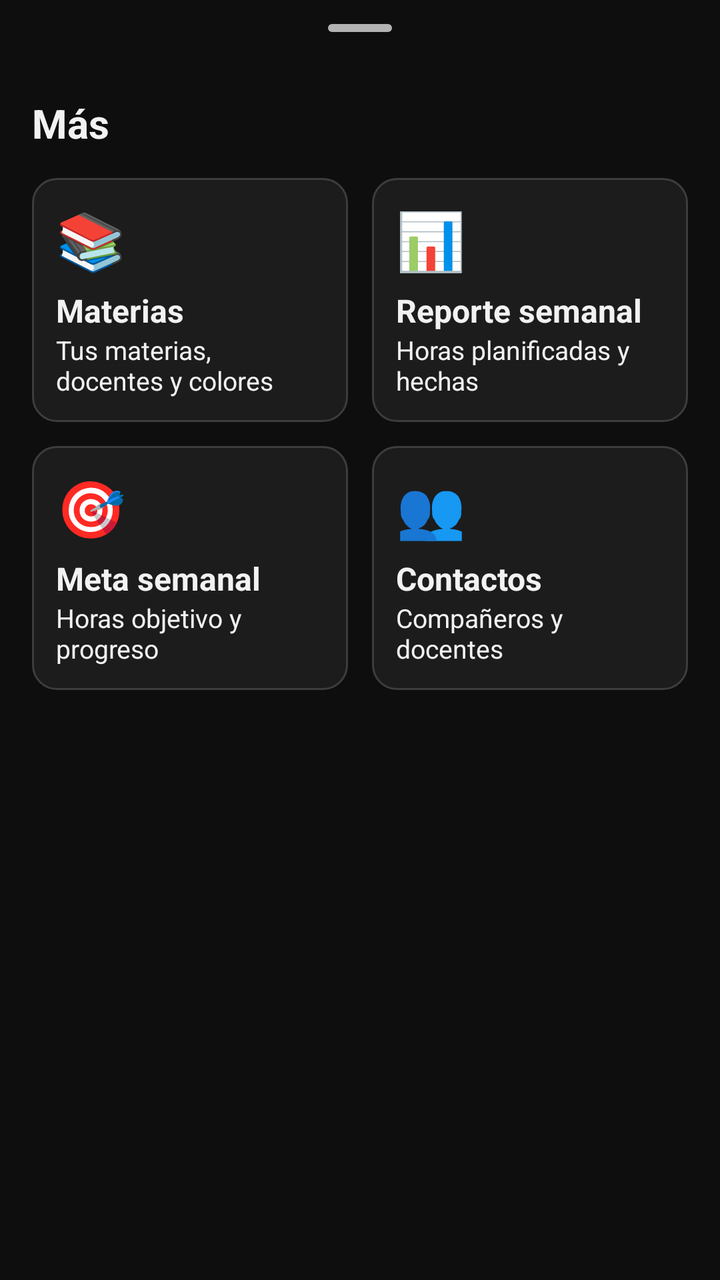
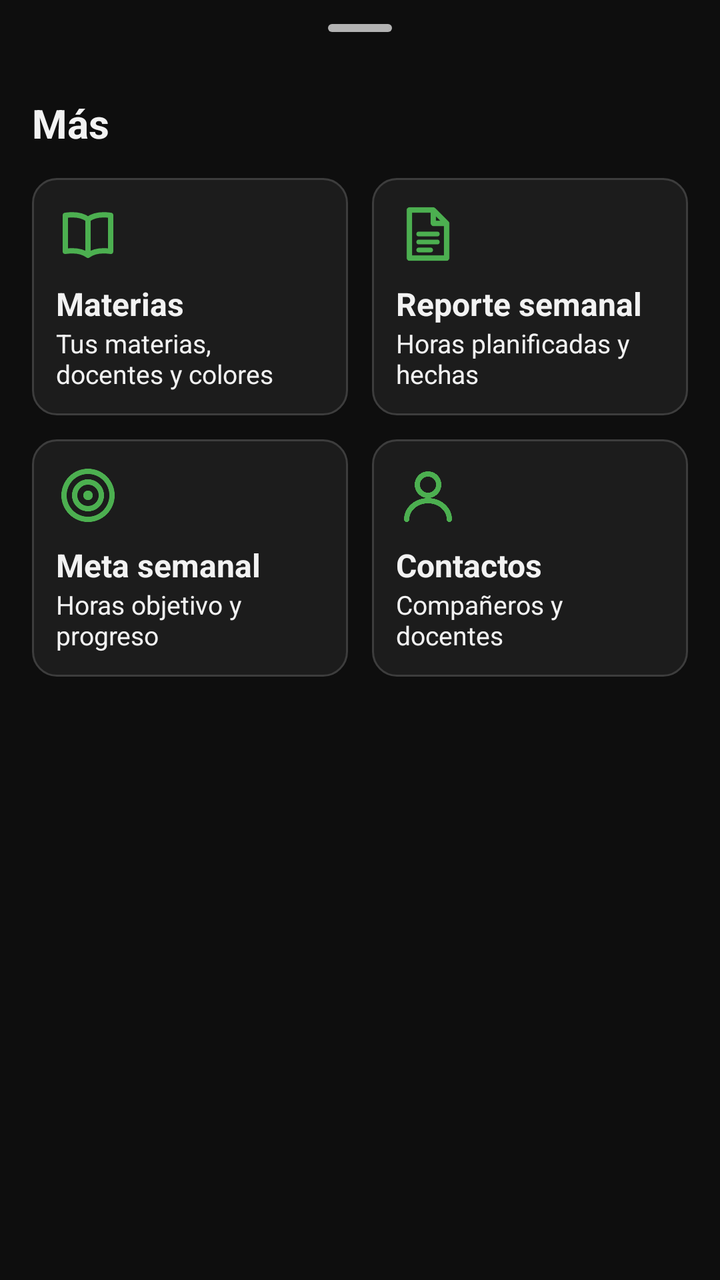

The first picture is an Android layout as it rendered before a commit; the second is the same layout after the commit. The layout source and the unified diff follow.
<!-- AndroidManifest.xml: application theme Theme.AgendaPersonal -->
<!-- res/layout/panel_mas.xml -->
<?xml version="1.0" encoding="utf-8"?>
<LinearLayout xmlns:android="http://schemas.android.com/apk/res/android"
    android:layout_width="match_parent"
    android:layout_height="wrap_content"
    android:orientation="vertical"
    android:paddingHorizontal="10dp"
    android:paddingBottom="16dp">

    
    <com.google.android.material.bottomsheet.BottomSheetDragHandleView
        android:layout_width="match_parent"
        android:layout_height="wrap_content" />

    
    <TextView
        android:layout_width="wrap_content"
        android:layout_height="wrap_content"
        android:layout_marginHorizontal="6dp"
        android:layout_marginBottom="8dp"
        android:text="@string/menu_mas"
        android:textSize="20sp"
        android:textStyle="bold" />

    
    <LinearLayout
        android:layout_width="match_parent"
        android:layout_height="wrap_content"
        android:orientation="horizontal">

        <LinearLayout
            android:id="@+id/tarjetaMaterias"
            style="@style/TarjetaMas">

            <TextView
                style="@style/TarjetaMasIcono"
                android:text="@string/icono_materias" />

            <TextView
                style="@style/TarjetaMasNombre"
                android:text="@string/menu_materias" />

            <TextView
                style="@style/TarjetaMasDescripcion"
                android:text="@string/descripcion_materias" />
        </LinearLayout>

        <LinearLayout
            android:id="@+id/tarjetaReporte"
            style="@style/TarjetaMas">

            <TextView
                style="@style/TarjetaMasIcono"
                android:text="@string/icono_reporte" />

            <TextView
                style="@style/TarjetaMasNombre"
                android:text="@string/menu_reporte" />

            <TextView
                style="@style/TarjetaMasDescripcion"
                android:text="@string/descripcion_reporte" />
        </LinearLayout>
    </LinearLayout>

    
    <LinearLayout
        android:layout_width="match_parent"
        android:layout_height="wrap_content"
        android:orientation="horizontal">

        <LinearLayout
            android:id="@+id/tarjetaMeta"
            style="@style/TarjetaMas">

            <TextView
                style="@style/TarjetaMasIcono"
                android:text="@string/icono_meta" />

            <TextView
                style="@style/TarjetaMasNombre"
                android:text="@string/menu_meta" />

            <TextView
                style="@style/TarjetaMasDescripcion"
                android:text="@string/descripcion_meta" />
        </LinearLayout>

        <LinearLayout
            android:id="@+id/tarjetaContactos"
            style="@style/TarjetaMas">

            <TextView
                style="@style/TarjetaMasIcono"
                android:text="@string/icono_contactos" />

            <TextView
                style="@style/TarjetaMasNombre"
                android:text="@string/menu_contactos" />

            <TextView
                style="@style/TarjetaMasDescripcion"
                android:text="@string/descripcion_contactos" />
        </LinearLayout>
    </LinearLayout>
</LinearLayout>
<!-- resources referenced by this layout -->
<resources>
  <string name="icono_contactos">👥</string>
  <string name="icono_materias">📚</string>
  <string name="icono_meta">🎯</string>
  <string name="icono_reporte">📊</string>
  <style name="TarjetaMasIcono">
          <item name="android:layout_width">wrap_content</item>
          <item name="android:layout_height">wrap_content</item>
          <item name="android:layout_marginBottom">6dp</item>
          <item name="android:textSize">28sp</item>
          <item name="android:importantForAccessibility">no</item>
      </style>
  <style name="Base.Theme.AgendaPersonal" parent="Theme.Material3.Dark.NoActionBar">
          
          <item name="colorPrimary">@color/verde</item>
          <item name="colorOnPrimary">@color/texto_sobre_verde</item>
          
          <item name="colorPrimaryContainer">@color/verde_oscuro</item>
          <item name="colorOnPrimaryContainer">@color/texto</item>
          
          <item name="colorSecondary">@color/verde</item>
          <item name="colorOnSecondary">@color/texto_sobre_verde</item>
          <item name="colorSecondaryContainer">@color/verde_oscuro</item>
          <item name="colorOnSecondaryContainer">@color/texto</item>
          <item name="colorTertiary">@color/verde</item>
          <item name="colorOnTertiary">@color/texto_sobre_verde</item>
          
          <item name="colorAccent">@color/verde</item>
  
          
          <item name="android:colorBackground">@color/fondo</item>
          <item name="android:windowBackground">@color/fondo</item>
          <item name="colorOnBackground">@color/texto</item>
          
          <item name="colorSurface">@color/fondo</item>
          <item name="colorOnSurface">@color/texto</item>
          <item name="colorSurfaceVariant">@color/tarjeta</item>
          <item name="colorOnSurfaceVariant">@color/texto_secundario</item>
          <item name="colorSurfaceContainerLowest">@color/fondo</item>
          <item name="colorSurfaceContainerLow">@color/tarjeta</item>
          <item name="colorSurfaceContainer">@color/tarjeta</item>
          <item name="colorSurfaceContainerHigh">@color/tarjeta_alta</item>
          <item name="colorSurfaceContainerHighest">@color/tarjeta_alta</item>
          
          <item name="colorOutline">@color/borde</item>
          <item name="colorOutlineVariant">@color/borde</item>
  
          
          <item name="android:textColorPrimary">@color/texto</item>
          <item name="android:textColorSecondary">@color/texto_secundario</item>
          <item name="android:textColorHint">@color/texto_pista</item>
          
          <item name="android:textColorTertiary">@color/texto</item>
          <item name="android:textColorPrimaryDisableOnly">@color/texto</item>
      </style>
  <!-- unchanged entries left out for length: 24 -->
</resources>

<!-- the commit's change to res/layout/panel_mas.xml (unified diff, before → after) -->
@@ -31,9 +31,9 @@
             android:id="@+id/tarjetaMaterias"
             style="@style/TarjetaMas">
 
-            <TextView
+            <ImageView
                 style="@style/TarjetaMasIcono"
-                android:text="@string/icono_materias" />
+                android:src="@drawable/ic_libro" />
 
             <TextView
                 style="@style/TarjetaMasNombre"
@@ -48,9 +48,9 @@
             android:id="@+id/tarjetaReporte"
             style="@style/TarjetaMas">
 
-            <TextView
+            <ImageView
                 style="@style/TarjetaMasIcono"
-                android:text="@string/icono_reporte" />
+                android:src="@drawable/ic_documento" />
 
             <TextView
                 style="@style/TarjetaMasNombre"
@@ -72,9 +72,9 @@
             android:id="@+id/tarjetaMeta"
             style="@style/TarjetaMas">
 
-            <TextView
+            <ImageView
                 style="@style/TarjetaMasIcono"
-                android:text="@string/icono_meta" />
+                android:src="@drawable/ic_diana" />
 
             <TextView
                 style="@style/TarjetaMasNombre"
@@ -89,9 +89,9 @@
             android:id="@+id/tarjetaContactos"
             style="@style/TarjetaMas">
 
-            <TextView
+            <ImageView
                 style="@style/TarjetaMasIcono"
-                android:text="@string/icono_contactos" />
+                android:src="@drawable/ic_persona" />
 
             <TextView
                 style="@style/TarjetaMasNombre"
<!-- resource entries referenced after the edit -->
@@ -1,14 +1,92 @@
 <!-- resources referenced by this layout -->
 <resources>
-  <string name="icono_contactos">👥</string>
-  <string name="icono_materias">📚</string>
-  <string name="icono_meta">🎯</string>
-  <string name="icono_reporte">📊</string>
+  <!-- drawable ic_diana (drawable) -->
+  <?xml version="1.0" encoding="utf-8"?>
+  <vector xmlns:android="http://schemas.android.com/apk/res/android"
+      android:width="20dp"
+      android:height="20dp"
+      android:viewportWidth="24"
+      android:viewportHeight="24">
+  
+      
+      <path
+          android:pathData="M3,12 a9,9 0 1,0 18,0 a9,9 0 1,0 -18,0"
+          android:strokeWidth="2"
+          android:strokeColor="@color/verde" />
+      <path
+          android:pathData="M7,12 a5,5 0 1,0 10,0 a5,5 0 1,0 -10,0"
+          android:strokeWidth="2"
+          android:strokeColor="@color/verde" />
+      
+      <path
+          android:fillColor="@color/verde"
+          android:pathData="M10.2,12 a1.8,1.8 0 1,0 3.6,0 a1.8,1.8 0 1,0 -3.6,0" />
+  </vector>
+  <!-- drawable ic_documento (drawable) -->
+  <?xml version="1.0" encoding="utf-8"?>
+  <vector xmlns:android="http://schemas.android.com/apk/res/android"
+      android:width="20dp"
+      android:height="20dp"
+      android:viewportWidth="24"
+      android:viewportHeight="24">
+  
+      
+      <path
+          android:pathData="M5,3 L14,3 L19,8 L19,21 L5,21 Z M14,3 L14,8 L19,8"
+          android:strokeLineJoin="round"
+          android:strokeWidth="2"
+          android:strokeColor="@color/verde" />
+      
+      <path
+          android:pathData="M8.5,12 L15.5,12 M8.5,15 L15.5,15 M8.5,18 L13,18"
+          android:strokeLineCap="round"
+          android:strokeWidth="1.8"
+          android:strokeColor="@color/verde" />
+  </vector>
+  <!-- drawable ic_libro (drawable) -->
+  <?xml version="1.0" encoding="utf-8"?>
+  <vector xmlns:android="http://schemas.android.com/apk/res/android"
+      android:width="20dp"
+      android:height="20dp"
+      android:viewportWidth="24"
+      android:viewportHeight="24">
+  
+      
+      <path
+          android:pathData="M12,6.5 C10,5 7,4.5 3.5,5 L3.5,18.5 C7,18 10,18.5 12,20 C14,18.5 17,18 20.5,18.5 L20.5,5 C17,4.5 14,5 12,6.5 Z"
+          android:strokeLineJoin="round"
+          android:strokeWidth="2"
+          android:strokeColor="@color/verde" />
+      
+      <path
+          android:pathData="M12,6.5 L12,20"
+          android:strokeWidth="2"
+          android:strokeColor="@color/verde" />
+  </vector>
+  <!-- drawable ic_persona (drawable) -->
+  <?xml version="1.0" encoding="utf-8"?>
+  <vector xmlns:android="http://schemas.android.com/apk/res/android"
+      android:width="20dp"
+      android:height="20dp"
+      android:viewportWidth="24"
+      android:viewportHeight="24">
+  
+      
+      <path
+          android:pathData="M8,8 a4,4 0 1,0 8,0 a4,4 0 1,0 -8,0"
+          android:strokeWidth="2"
+          android:strokeColor="@color/verde" />
+      
+      <path
+          android:pathData="M4,21 a8,7 0 0,1 16,0"
+          android:strokeLineCap="round"
+          android:strokeWidth="2"
+          android:strokeColor="@color/verde" />
+  </vector>
   <style name="TarjetaMasIcono">
-          <item name="android:layout_width">wrap_content</item>
-          <item name="android:layout_height">wrap_content</item>
-          <item name="android:layout_marginBottom">6dp</item>
-          <item name="android:textSize">28sp</item>
+          <item name="android:layout_width">32dp</item>
+          <item name="android:layout_height">32dp</item>
+          <item name="android:layout_marginBottom">8dp</item>
           <item name="android:importantForAccessibility">no</item>
       </style>
   <style name="Base.Theme.AgendaPersonal" parent="Theme.Material3.Dark.NoActionBar">
@@ -16,8 +94,8 @@
           <item name="colorPrimary">@color/verde</item>
           <item name="colorOnPrimary">@color/texto_sobre_verde</item>
           
-          <item name="colorPrimaryContainer">@color/verde_oscuro</item>
-          <item name="colorOnPrimaryContainer">@color/texto</item>
+          <item name="colorPrimaryContainer">@color/verde</item>
+          <item name="colorOnPrimaryContainer">@color/texto_sobre_verde</item>
           
           <item name="colorSecondary">@color/verde</item>
           <item name="colorOnSecondary">@color/texto_sobre_verde</item>
